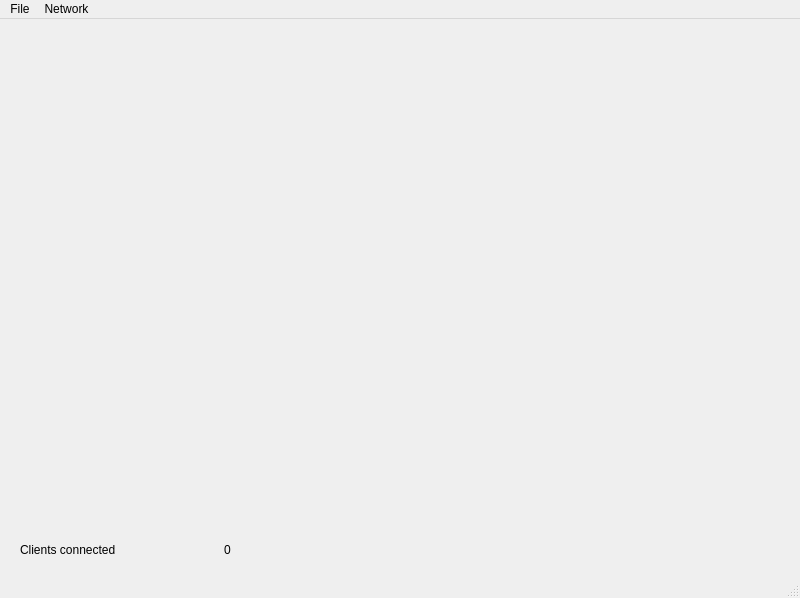
Old version of the form Server/ui/mainwindow.ui in the repository MGritsenko/Server.
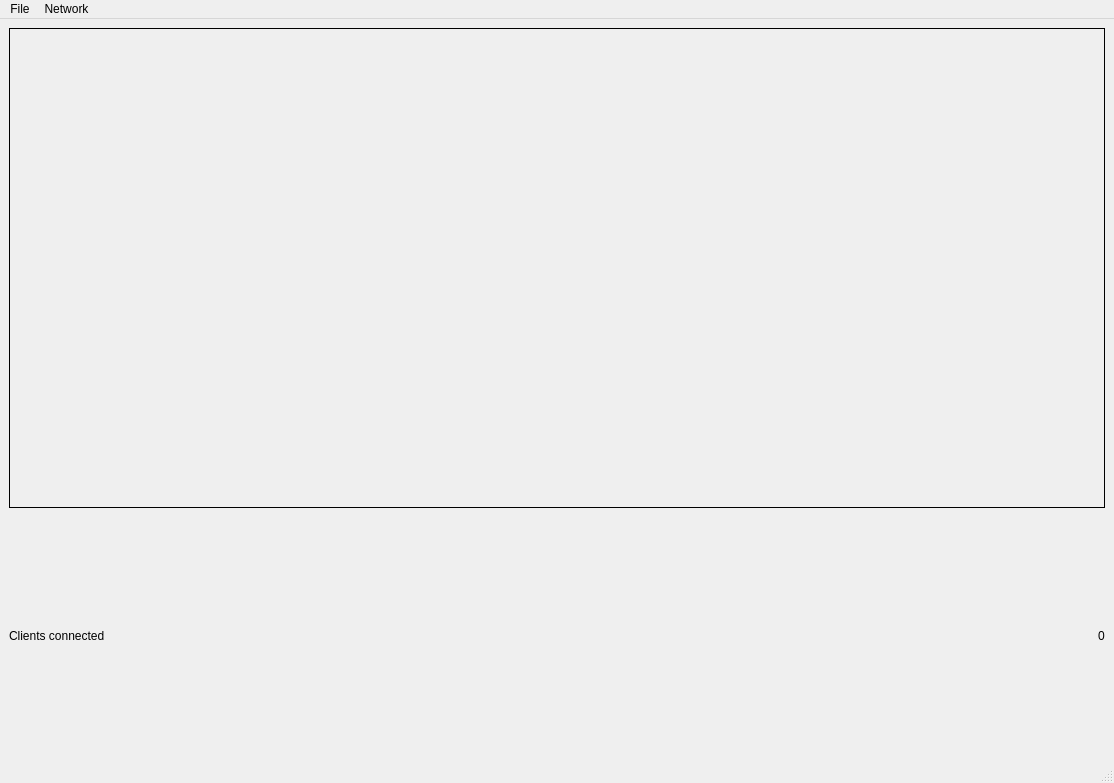
New version of the form.

Patch:
```diff
--- a/Server/ui/mainwindow.ui
+++ b/Server/ui/mainwindow.ui
@@ -6,23 +6,53 @@
    <rect>
     <x>0</x>
     <y>0</y>
-    <width>800</width>
-    <height>598</height>
+    <width>1114</width>
+    <height>783</height>
    </rect>
   </property>
   <property name="windowTitle">
    <string>Diplom</string>
   </property>
   <widget class="QWidget" name="centralwidget">
-   <widget class="QWidget" name="">
-    <property name="geometry">
-     <rect>
-      <x>20</x>
-      <y>520</y>
-      <width>211</width>
-      <height>22</height>
-     </rect>
-    </property>
+   <layout class="QVBoxLayout" name="verticalLayout_3">
+    <item>
+     <layout class="QHBoxLayout" name="horizontalLayout_2">
+      <item>
+       <layout class="QVBoxLayout" name="verticalLayout">
+        <item>
+         <widget class="QLabel" name="frameWindow">
+          <property name="minimumSize">
+           <size>
+            <width>640</width>
+            <height>480</height>
+           </size>
+          </property>
+          <property name="frameShape">
+           <enum>QFrame::Box</enum>
+          </property>
+          <property name="frameShadow">
+           <enum>QFrame::Plain</enum>
+          </property>
+          <property name="text">
+           <string/>
+          </property>
+         </widget>
+        </item>
+        <item>
+         <widget class="QFrame" name="frame">
+          <property name="frameShape">
+           <enum>QFrame::Box</enum>
+          </property>
+         </widget>
+        </item>
+       </layout>
+      </item>
+      <item>
+       <layout class="QVBoxLayout" name="verticalLayout_2"/>
+      </item>
+     </layout>
+    </item>
+    <item>
     <layout class="QHBoxLayout" name="horizontalLayout">
      <item>
       <widget class="QLabel" name="label">
@@ -52,14 +82,15 @@
       </widget>
      </item>
     </layout>
-   </widget>
+    </item>
+   </layout>
   </widget>
   <widget class="QMenuBar" name="menubar">
    <property name="geometry">
     <rect>
      <x>0</x>
      <y>0</y>
-     <width>800</width>
+     <width>1114</width>
      <height>26</height>
     </rect>
    </property>
```
Left out of the diff: 1 changed line with no effect on the pictures. Lines whose indentation alone changed are shown as unchanged.
